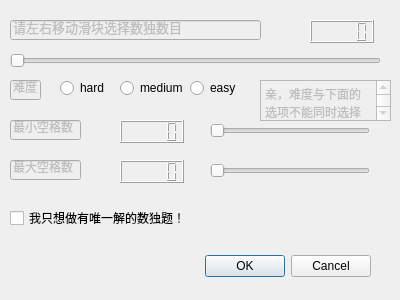
This is getGenerateRequest.ui in LeoJacob/BUAASE as Qt 5 draws it before an edit. The edited form follows.
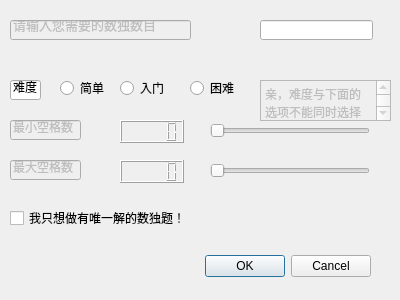
This is the edited form.

Commit message: 初步实现生成数独请求页面

Diff of the .ui file:
```diff
--- a/getGenerateRequest.ui
+++ b/getGenerateRequest.ui
@@ -67,30 +67,7 @@
     </item>
    </layout>
   </widget>
-  <widget class="QLCDNumber" name="lcdNumber">
-   <property name="geometry">
-    <rect>
-     <x>310</x>
-     <y>20</y>
-     <width>64</width>
-     <height>23</height>
-    </rect>
-   </property>
-  </widget>
-  <widget class="QSlider" name="horizontalSlider">
-   <property name="geometry">
-    <rect>
-     <x>10</x>
-     <y>50</y>
-     <width>371</width>
-     <height>22</height>
-    </rect>
-   </property>
-   <property name="orientation">
-    <enum>Qt::Horizontal</enum>
-   </property>
-  </widget>
-  <widget class="QLineEdit" name="lineEdit">
+  <widget class="QLineEdit" name="lineEditGenerationNumber">
    <property name="enabled">
     <bool>false</bool>
    </property>
@@ -98,7 +75,7 @@
     <rect>
      <x>10</x>
      <y>20</y>
-     <width>251</width>
+     <width>181</width>
      <height>20</height>
     </rect>
    </property>
@@ -111,7 +88,13 @@
     </font>
    </property>
    <property name="text">
-    <string>请左右移动滑块选择数独数目</string>
+    <string>请输入您需要的数独数目</string>
+   </property>
+   <property name="alignment">
+    <set>Qt::AlignBottom|Qt::AlignLeading|Qt::AlignLeft</set>
+   </property>
+   <property name="readOnly">
+    <bool>true</bool>
    </property>
   </widget>
   <widget class="QTextEdit" name="textEdit">
@@ -136,7 +119,7 @@
   </widget>
   <widget class="QLineEdit" name="lineEdit_2">
    <property name="enabled">
-    <bool>false</bool>
+    <bool>true</bool>
    </property>
    <property name="geometry">
     <rect>
@@ -149,18 +132,21 @@
    <property name="text">
     <string>难度</string>
    </property>
+   <property name="readOnly">
+    <bool>true</bool>
+   </property>
   </widget>
   <widget class="QRadioButton" name="radioButton">
    <property name="geometry">
     <rect>
      <x>60</x>
      <y>80</y>
-     <width>89</width>
+     <width>51</width>
      <height>16</height>
     </rect>
    </property>
    <property name="text">
-    <string>hard</string>
+    <string>简单</string>
    </property>
   </widget>
   <widget class="QRadioButton" name="radioButton_2">
@@ -168,12 +154,12 @@
     <rect>
      <x>120</x>
      <y>80</y>
-     <width>89</width>
+     <width>61</width>
      <height>16</height>
     </rect>
    </property>
    <property name="text">
-    <string>medium</string>
+    <string>入门</string>
    </property>
   </widget>
   <widget class="QRadioButton" name="radioButton_3">
@@ -181,12 +167,12 @@
     <rect>
      <x>190</x>
      <y>80</y>
-     <width>89</width>
+     <width>61</width>
      <height>16</height>
     </rect>
    </property>
    <property name="text">
-    <string>easy</string>
+    <string>困难</string>
    </property>
   </widget>
   <widget class="QLineEdit" name="lineEdit_3">
@@ -280,6 +266,22 @@
     <string>我只想做有唯一解的数独题！</string>
    </property>
   </widget>
+  <widget class="QLineEdit" name="generationNumber">
+   <property name="geometry">
+    <rect>
+     <x>260</x>
+     <y>20</y>
+     <width>113</width>
+     <height>20</height>
+    </rect>
+   </property>
+   <property name="maxLength">
+    <number>5</number>
+   </property>
+   <property name="alignment">
+    <set>Qt::AlignRight|Qt::AlignTrailing|Qt::AlignVCenter</set>
+   </property>
+  </widget>
  </widget>
  <resources/>
  <connections>
```
Left out of the diff: 59 changed lines with no effect on the pictures. The commit also changes 28 other files.
